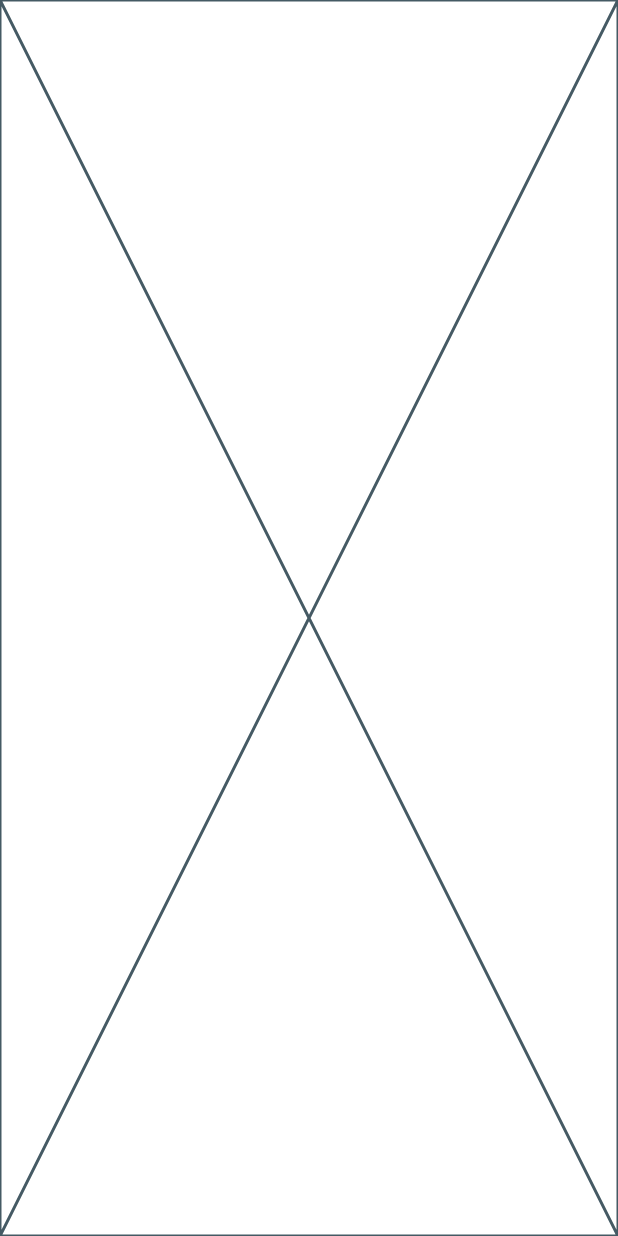
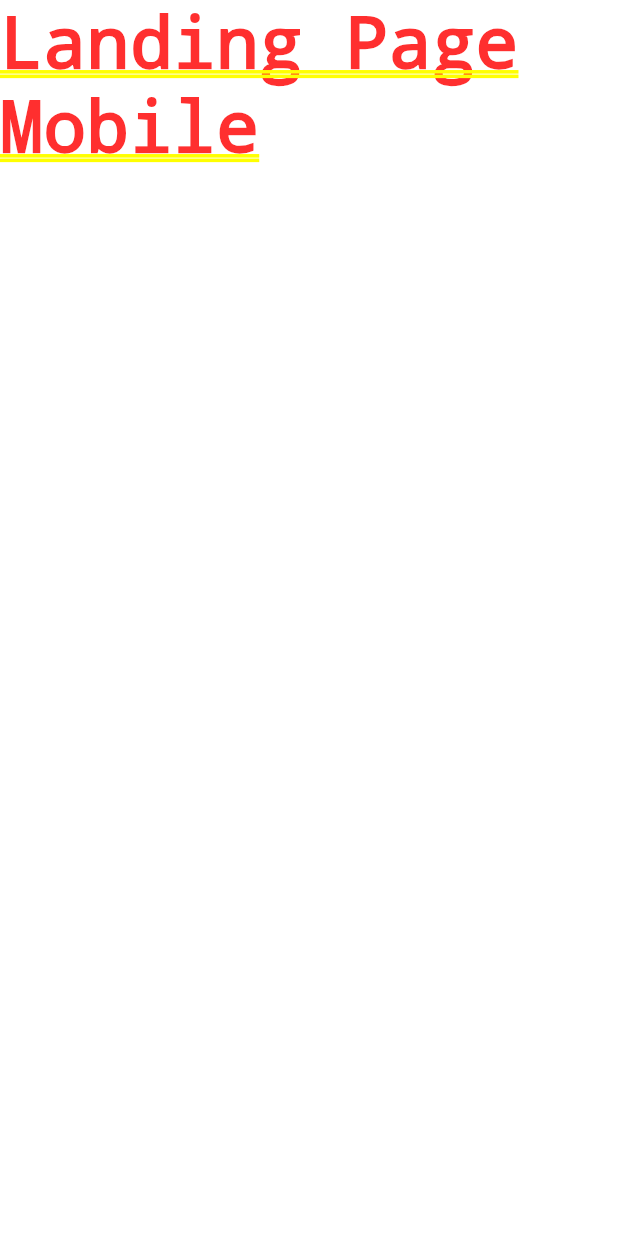
Before and after one commit to cpsah/my_flutter_portfolio, a Flutter app: the screen it shows after launch, on a phone screen of 412 x 824 dp. Run offline on Flutter 3.47's test engine with Material 3 defaults, Android fonts, the light colour scheme and no system bars; our stand-ins replace google_fonts.

Commit message:
mobile defautl text

```diff
--- a/lib/mobile/landing_page_mobile.dart
+++ b/lib/mobile/landing_page_mobile.dart
@@ -10,6 +10,6 @@
 class _LandingPageMobileState extends State<LandingPageMobile> {
   @override
   Widget build(BuildContext context) {
-    return const Placeholder();
+    return Text("Landing Page Mobile");
   }
 }
```
